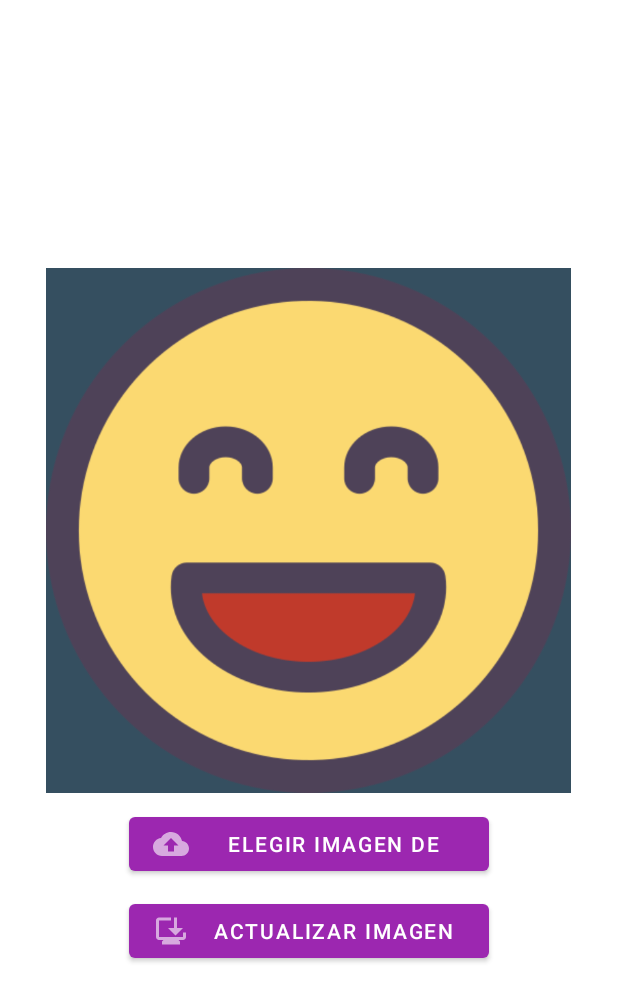
After one commit to nicolasscano/CharlApp, an Android app: the EditarImagenPerfil screen opened directly, with no data from a screen before it, on a phone screen of 412 x 824 dp. The commit adds this screen. Shown: the top 1002 px of the screen. Run offline under Robolectric (Android 15) with nearby library versions, the phone set to English and light mode, and no system bars.

Commit message:
Imagen de perfil

```diff
--- a/app/src/main/AndroidManifest.xml
+++ b/app/src/main/AndroidManifest.xml
@@ -12,6 +12,9 @@
         android:supportsRtl="true"
         android:theme="@style/AppTheme"
         tools:targetApi="31">
+        <activity
+            android:name=".Perfil.EditarImagenPerfil"
+            android:exported="false" />
         <activity
             android:name=".Perfil.PerfilActivity"
             android:exported="false" />
--- /dev/null
+++ b/app/src/main/java/com/canodevs/charlapp/Perfil/EditarImagenPerfil.kt
@@ -0,0 +1,29 @@
+package com.canodevs.charlapp.Perfil
+
+import androidx.appcompat.app.AppCompatActivity
+import android.os.Bundle
+import android.widget.Button
+import android.widget.Toast
+import com.canodevs.charlapp.R
+
+class EditarImagenPerfil : AppCompatActivity() {
+
+    private lateinit var BtnElegirImagenDe : Button
+    private lateinit var BtnActualizarImagen : Button
+
+    override fun onCreate(savedInstanceState: Bundle?) {
+        super.onCreate(savedInstanceState)
+        setContentView(R.layout.activity_editar_imagen_perfil)
+
+        BtnElegirImagenDe = findViewById(R.id.BtnElegirImagenDe)
+        BtnActualizarImagen = findViewById(R.id.BtnActualizarImagen)
+
+        BtnElegirImagenDe.setOnClickListener {
+            Toast.makeText(applicationContext, "Seleccionar imagen de", Toast.LENGTH_SHORT).show()
+        }
+
+        BtnActualizarImagen.setOnClickListener {
+            Toast.makeText(applicationContext, "Actualizar imagen", Toast.LENGTH_SHORT).show()
+        }
+    }
+}
--- a/app/src/main/java/com/canodevs/charlapp/RegistroActivity.kt
+++ b/app/src/main/java/com/canodevs/charlapp/RegistroActivity.kt
@@ -101,6 +101,7 @@ class RegistroActivity : AppCompatActivity() {
                     hashMap["edad"] = ""
                     hashMap["profesion"] = ""
                     hashMap["domicilio"] = ""
+                    hashMap["telefono"] = ""
                     hashMap["estado"] = "offline"
 
                     reference.updateChildren(hashMap).addOnCompleteListener { task2 ->
--- /dev/null
+++ b/app/src/main/res/drawable-anydpi/ic_actualizar_imagen.xml
@@ -0,0 +1,11 @@
+<vector xmlns:android="http://schemas.android.com/apk/res/android"
+    android:width="24dp"
+    android:height="24dp"
+    android:viewportWidth="24"
+    android:viewportHeight="24"
+    android:tint="#333333"
+    android:alpha="0.6">
+  <path
+      android:fillColor="@android:color/white"
+      android:pathData="M22,13v3c0,1.1 -0.9,2 -2,2h-3l1,1v2H6v-2l1,-1H4c-1.1,0 -2,-0.9 -2,-2V5c0,-1.1 0.9,-2 2,-2l8,0v2L4,5v11h16v-3H22zM15,15l-5,-5h4V3h2v7h4L15,15z"/>
+</vector>
--- /dev/null
+++ b/app/src/main/res/drawable-anydpi/ic_seleccionar_imagen_de.xml
@@ -0,0 +1,11 @@
+<vector xmlns:android="http://schemas.android.com/apk/res/android"
+    android:width="24dp"
+    android:height="24dp"
+    android:viewportWidth="24"
+    android:viewportHeight="24"
+    android:tint="#333333"
+    android:alpha="0.6">
+  <path
+      android:fillColor="@android:color/white"
+      android:pathData="M19.35,10.04C18.67,6.59 15.64,4 12,4 9.11,4 6.6,5.64 5.35,8.04 2.34,8.36 0,10.91 0,14c0,3.31 2.69,6 6,6h13c2.76,0 5,-2.24 5,-5 0,-2.64 -2.05,-4.78 -4.65,-4.96zM14,13v4h-4v-4H7l5,-5 5,5h-3z"/>
+</vector>
--- /dev/null
+++ b/app/src/main/res/layout/activity_editar_imagen_perfil.xml
@@ -0,0 +1,48 @@
+<?xml version="1.0" encoding="utf-8"?>
+<RelativeLayout xmlns:android="http://schemas.android.com/apk/res/android"
+    xmlns:app="http://schemas.android.com/apk/res-auto"
+    xmlns:tools="http://schemas.android.com/tools"
+    android:layout_width="match_parent"
+    android:layout_height="match_parent"
+    tools:context=".Perfil.EditarImagenPerfil">
+
+    <LinearLayout
+        android:layout_width="match_parent"
+        android:layout_height="match_parent"
+        android:orientation="vertical"
+        android:gravity="center">
+
+        <ImageView
+            android:id="@+id/ImagenPerfilActualizar"
+            android:layout_gravity="center"
+            android:background="#354f60"
+            android:scaleType="centerCrop"
+            android:src="@drawable/imagen_usuario"
+            android:layout_width="350dp"
+            android:layout_height="350dp">
+
+        </ImageView>
+
+        <Button
+            android:id="@+id/BtnElegirImagenDe"
+            android:text="@string/BtnElegirImagenDe"
+            android:layout_marginTop="10dp"
+            app:icon = "@drawable/ic_seleccionar_imagen_de"
+            android:layout_width="240dp"
+            android:layout_height="wrap_content">
+
+        </Button>
+
+        <Button
+            android:id="@+id/BtnActualizarImagen"
+            android:text="@string/BtnActualizarImagen"
+            android:layout_marginTop="10dp"
+            app:icon = "@drawable/ic_actualizar_imagen"
+            android:layout_width="240dp"
+            android:layout_height="wrap_content">
+
+        </Button>
+
+    </LinearLayout>
+
+</RelativeLayout>
--- a/app/src/main/res/values/strings.xml
+++ b/app/src/main/res/values/strings.xml
@@ -40,6 +40,18 @@
     <string name="P_telefono">Telefono</string>
     <string name="Btn_Guardar">Guardar</string>
 
+    <!--Editar imagen perfil-->
+
+    <string name="BtnElegirImagenDe">Elegir imagen de</string>
+    <string name="BtnActualizarImagen">Actualizar imagen</string>
+
+    <!--Cuadro de diálogo || seleccionar imagen de-->
+
+    <string name="Txt_seleccionar_imagen">Seleccionar imagen de: </string>
+    <string name="Btn_abrir_galeria">Galería</string>
+    <string name="Btn_abrir_camara">Cámara</string>
+
+
 
     <!-- TODO: Remove or change this placeholder text -->
 </resources>
```
Also changed, not shown: app/src/main/java/com/canodevs/charlapp/Perfil/PerfilActivity.kt (+51 -3 lines), app/src/main/res/layout/cuadro_d_seleccionar.xml (added, +84 -0 lines), app/src/main/res/drawable-hdpi/ic_actualizar_imagen.png (added), app/src/main/res/drawable-hdpi/ic_seleccionar_imagen_de.png (added), app/src/main/res/drawable-mdpi/ic_actualizar_imagen.png (added), app/src/main/res/drawable-mdpi/ic_seleccionar_imagen_de.png (added), app/src/main/res/drawable-xhdpi/ic_actualizar_imagen.png (added), app/src/main/res/drawable-xhdpi/ic_seleccionar_imagen_de.png (added), app/src/main/res/drawable-xxhdpi/ic_actualizar_imagen.png (added), app/src/main/res/drawable-xxhdpi/ic_seleccionar_imagen_de.png (added), 1 other file.
